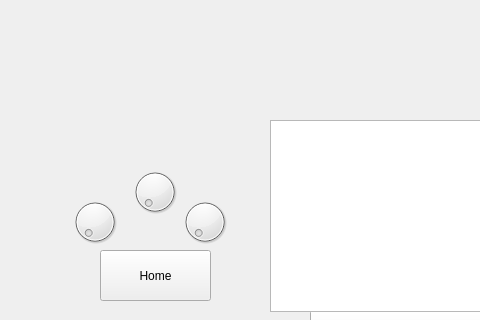
This is form.ui in EAOZONE/MotionSimRepo as Qt 5 draws it before an edit; both pictures show x 0 to 480 and y 90 to 410 of the 800 by 600 pixel window. The edited form follows.
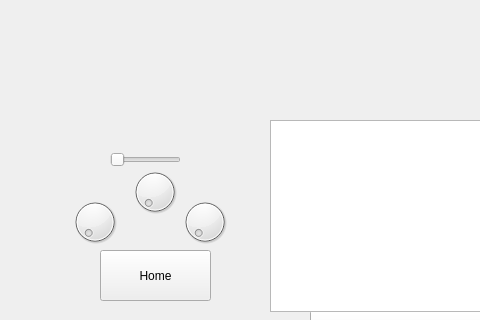
This is the edited form.

Commit message: Switches to horizontal sliders

Patch:
```diff
--- a/form.ui
+++ b/form.ui
@@ -115,6 +115,19 @@
     <string>Enable All</string>
    </property>
   </widget>
+  <widget class="QSlider" name="horizontalSlider">
+   <property name="geometry">
+    <rect>
+     <x>110</x>
+     <y>240</y>
+     <width>71</width>
+     <height>20</height>
+    </rect>
+   </property>
+   <property name="orientation">
+    <enum>Qt::Orientation::Horizontal</enum>
+   </property>
+  </widget>
  </widget>
  <resources/>
  <connections/>
```
The commit also changes 2 other files.
